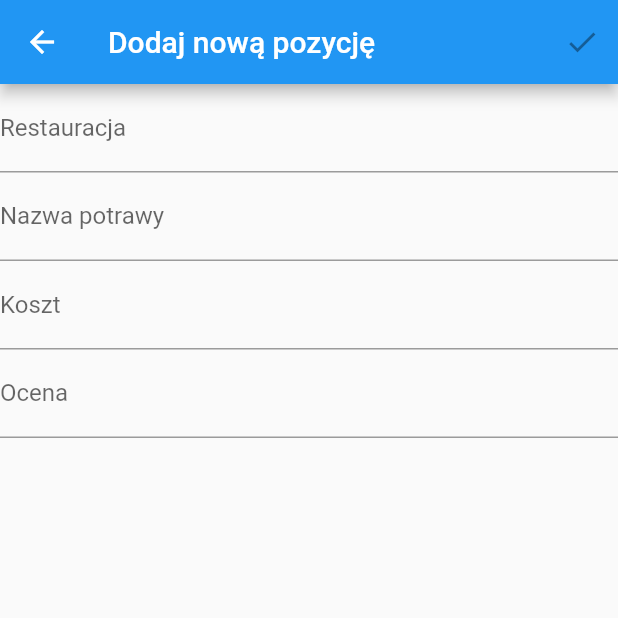
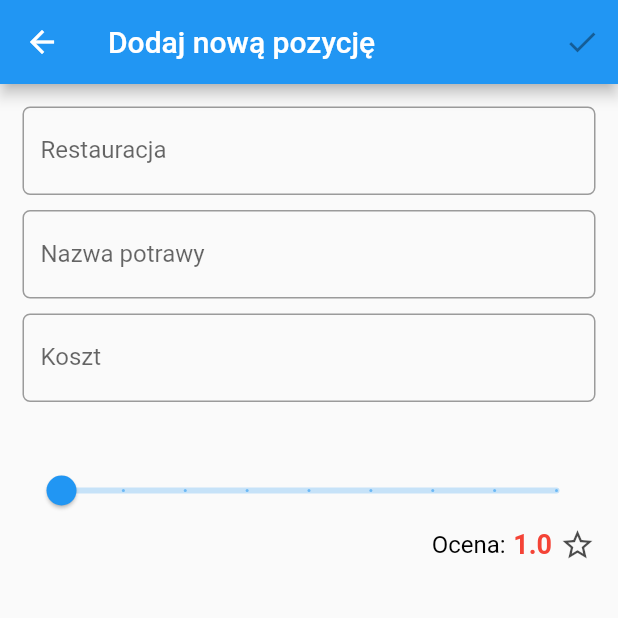
Before and after one commit to piotrpeczkowski/my_best_food, a Flutter app: the AddPage screen opened directly, on a phone screen of 412 x 824 dp, the top half of it. Run offline on Flutter 3.47's test engine with Material 2 defaults, Android fonts, the phone set to English and light mode, and no system bars; our stand-ins replace bloc, cloud_firestore, firebase_auth, firebase_core, flutter_bloc; accounts and stored records are empty; generated files the repository leaves out were written again.

Commit message:
change addPage view and add rank Slider

```diff
--- a/lib/features/add_page/add_page.dart
+++ b/lib/features/add_page/add_page.dart
@@ -17,7 +17,8 @@ class _AddPageState extends State<AddPage> {
   String? _restaurant;
   String? _food;
   String? _price;
-  String? _rank;
+  double? _rank;
+  var rank = 1.0;
 
   @override
   Widget build(BuildContext context) {
@@ -81,8 +82,10 @@ class _AddPageState extends State<AddPage> {
                 onRankChanged: (newValue) {
                   setState(() {
                     _rank = newValue;
+                    rank = newValue;
                   });
                 },
+                rating: rank,
               ),
             );
           },
@@ -98,38 +101,123 @@ class _AddPageBody extends StatelessWidget {
     required this.onFoodChanged,
     required this.onPriceChanged,
     required this.onRankChanged,
+    required this.rating,
     Key? key,
   }) : super(key: key);
 
   final Function(String) onRestaurantChanged;
   final Function(String) onFoodChanged;
   final Function(String) onPriceChanged;
-  final Function(String) onRankChanged;
+  final Function(double) onRankChanged;
+  final double rating;
 
   @override
   Widget build(BuildContext context) {
     return Center(
+      child: Padding(
+        padding: const EdgeInsets.all(15.0),
         child: Column(
           children: [
-          TextField(
+            // RESTAURANT TextField
+            Padding(
+              padding: const EdgeInsets.only(bottom: 10.0),
+              child: TextField(
                 onChanged: onRestaurantChanged,
-            decoration: const InputDecoration(label: Text('Restauracja')),
+                decoration: InputDecoration(
+                  label: const Text('Restauracja'),
+                  focusedBorder: const OutlineInputBorder(
+                    borderSide: BorderSide(
+                      width: 1,
                     ),
-          TextField(
+                  ),
+                  border: OutlineInputBorder(
+                    borderRadius: BorderRadius.circular(5),
+                  ),
+                ),
+              ),
+            ),
+            // FOOD TextField
+            Padding(
+              padding: const EdgeInsets.only(bottom: 10.0),
+              child: TextField(
                 onChanged: onFoodChanged,
-            decoration: const InputDecoration(label: Text('Nazwa potrawy')),
+                decoration: InputDecoration(
+                  label: const Text('Nazwa potrawy'),
+                  focusedBorder: const OutlineInputBorder(
+                    borderSide: BorderSide(
+                      width: 1,
                     ),
-          TextField(
+                  ),
+                  border: OutlineInputBorder(
+                    borderRadius: BorderRadius.circular(5),
+                  ),
+                ),
+              ),
+            ),
+            // PRICE TextField
+            Padding(
+              padding: const EdgeInsets.only(bottom: 10.0),
+              child: TextField(
                 onChanged: onPriceChanged,
-            keyboardType: const TextInputType.numberWithOptions(decimal: true),
-            decoration: const InputDecoration(label: Text('Koszt')),
+                keyboardType:
+                    const TextInputType.numberWithOptions(decimal: true),
+                decoration: InputDecoration(
+                  label: const Text('Koszt'),
+                  focusedBorder: const OutlineInputBorder(
+                    borderSide: BorderSide(
+                      width: 1,
                     ),
-          TextField(
+                  ),
+                  border: OutlineInputBorder(
+                    borderRadius: BorderRadius.circular(5),
+                  ),
+                ),
+              ),
+            ),
+            // RANK Slider
+            Padding(
+              padding: const EdgeInsets.only(top: 25.0),
+              child: Slider(
+                label: rating.toString(),
+                value: rating,
                 onChanged: onRankChanged,
-            keyboardType: const TextInputType.numberWithOptions(decimal: true),
-            decoration: const InputDecoration(label: Text('Ocena')),
+                min: 1,
+                max: 5,
+                divisions: 8,
+              ),
+            ),
+            Row(
+              mainAxisAlignment: MainAxisAlignment.end,
+              children: [
+                const Text(
+                  'Ocena:',
+                  style: TextStyle(
+                      fontSize: 16,
+                      fontWeight: FontWeight.normal,
+                      color: Colors.black),
+                ),
+                Padding(
+                  padding: const EdgeInsets.only(right: 5, left: 5),
+                  child: Text(
+                    rating.toString(),
+                    style: TextStyle(
+                        fontSize: 18,
+                        fontWeight: FontWeight.bold,
+                        color: rating >= 4.5
+                            ? const Color.fromARGB(255, 0, 143, 5)
+                            : rating <= 2.5
+                                ? Colors.red
+                                : Colors.black),
+                  ),
+                ),
+                Icon(
+                  Icons.star_border,
+                  color: Colors.black.withOpacity(0.7),
                 ),
               ],
+            ),
+          ],
+        ),
       ),
     );
   }
--- a/lib/features/add_page/cubit/add_cubit.dart
+++ b/lib/features/add_page/cubit/add_cubit.dart
@@ -14,7 +14,7 @@ class AddCubit extends Cubit<AddState> {
     String restaurant,
     String food,
     String price,
-    String rank,
+    double rank,
   ) async {
     try {
       await _itemsRepository.add(dateTime, restaurant, food, price, rank);
--- a/lib/features/widgets/item_widget.dart
+++ b/lib/features/widgets/item_widget.dart
@@ -85,7 +85,7 @@ class ItemWidget extends StatelessWidget {
                     Padding(
                       padding: const EdgeInsets.only(right: 5.0),
                       child: Text(
-                        itemModel.rank,
+                        itemModel.rank.toString(),
                         // style: GoogleFonts.lato(
                         //     fontSize: 20,
                         //     fontWeight: FontWeight.bold,
--- a/lib/models/item_model.dart
+++ b/lib/models/item_model.dart
@@ -14,7 +14,7 @@ class ItemModel {
   final String restaurant;
   final String food;
   final String price;
-  final String rank;
+  final double rank;
 
   String dateTimeFormatted() {
     return DateFormat.yMMMMEEEEd().format(dateTime);
--- a/lib/repositories/items_repository.dart
+++ b/lib/repositories/items_repository.dart
@@ -46,7 +46,7 @@ class ItemsRepository {
     String restaurant,
     String food,
     String price,
-    String rank,
+    double rank,
   ) async {
     final userID = FirebaseAuth.instance.currentUser?.uid;
     if (userID == null) {
```
Lines whose indentation alone changed are shown as unchanged.
